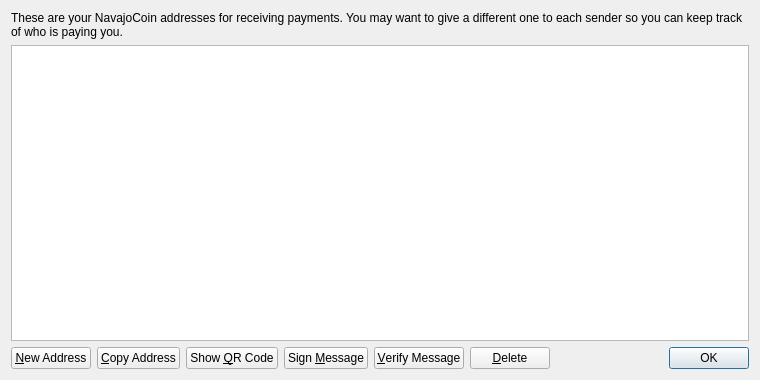
Before: the Qt Designer form src/qt/forms/addressbookpage.ui in sherlockcoin/navajocoin, drawn with Qt 5.
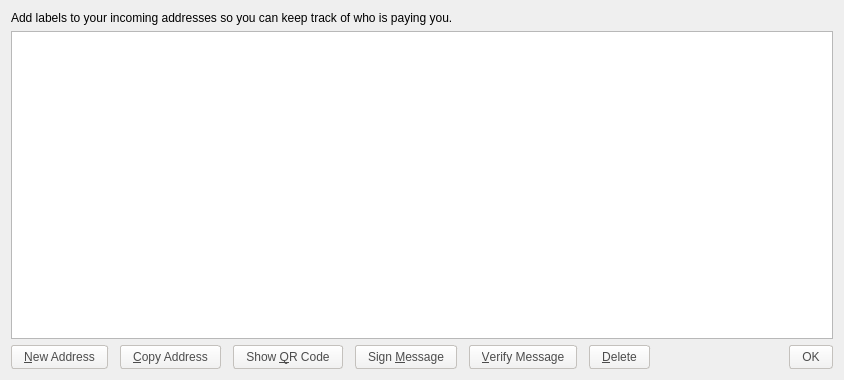
After: the same form once the commit is applied. Icons and pictures are not drawn.

Diff of the .ui file:
```diff
--- a/src/qt/forms/addressbookpage.ui
+++ b/src/qt/forms/addressbookpage.ui
@@ -6,18 +6,21 @@
    <rect>
     <x>0</x>
     <y>0</y>
-    <width>760</width>
+    <width>844</width>
     <height>380</height>
    </rect>
   </property>
   <property name="windowTitle">
    <string>Address Book</string>
   </property>
+  <property name="styleSheet">
+   <string notr="true"/>
+  </property>
   <layout class="QVBoxLayout" name="verticalLayout">
    <item>
     <widget class="QLabel" name="labelExplanation">
      <property name="text">
-      <string>These are your NavajoCoin addresses for receiving payments. You may want to give a different one to each sender so you can keep track of who is paying you.</string>
+      <string>Add labels to your incoming addresses so you can keep track of who is paying you.</string>
      </property>
      <property name="textFormat">
       <enum>Qt::PlainText</enum>
@@ -62,6 +65,14 @@
        <property name="toolTip">
         <string>Create a new address</string>
        </property>
+       <property name="styleSheet">
+        <string notr="true">background-color: qlineargradient(spread:pad, x1:0, y1:1, x2:0, y2:0, stop:0 rgb(240,240,240), stop:1 rgb(255, 255, 255));
+border-radius:3px;
+border: 1px solid #C4C1BD;
+color: #4C4C4C;
+padding: 4px 12px;
+margin: 0px 6px 0px 0px;</string>
+       </property>
        <property name="text">
         <string>&amp;New Address</string>
        </property>
@@ -76,6 +87,14 @@
        <property name="toolTip">
         <string>Copy the currently selected address to the system clipboard</string>
        </property>
+       <property name="styleSheet">
+        <string notr="true">background-color: qlineargradient(spread:pad, x1:0, y1:1, x2:0, y2:0, stop:0 rgb(240,240,240), stop:1 rgb(255, 255, 255));
+border-radius:3px;
+border: 1px solid #C4C1BD;
+color: #4C4C4C;
+padding: 4px 12px;
+margin: 0px 6px 0px 0px;</string>
+       </property>
        <property name="text">
         <string>&amp;Copy Address</string>
        </property>
@@ -87,6 +106,14 @@
      </item>
      <item>
       <widget class="QPushButton" name="showQRCode">
+       <property name="styleSheet">
+        <string notr="true">background-color: qlineargradient(spread:pad, x1:0, y1:1, x2:0, y2:0, stop:0 rgb(240,240,240), stop:1 rgb(255, 255, 255));
+border-radius:3px;
+border: 1px solid #C4C1BD;
+color: #4C4C4C;
+padding: 4px 12px;
+margin: 0px 6px 0px 0px;</string>
+       </property>
        <property name="text">
         <string>Show &amp;QR Code</string>
        </property>
@@ -99,7 +126,15 @@
      <item>
       <widget class="QPushButton" name="signMessage">
        <property name="toolTip">
-        <string>Sign a message to prove you own a NavajoCoin/SummerCoinV2 address</string>
+        <string>Sign a message to prove you own a NavajoCoin address</string>
+       </property>
+       <property name="styleSheet">
+        <string notr="true">background-color: qlineargradient(spread:pad, x1:0, y1:1, x2:0, y2:0, stop:0 rgb(240,240,240), stop:1 rgb(255, 255, 255));
+border-radius:3px;
+border: 1px solid #C4C1BD;
+color: #4C4C4C;
+padding: 4px 12px;
+margin: 0px 6px 0px 0px;</string>
        </property>
        <property name="text">
         <string>Sign &amp;Message</string>
@@ -113,7 +148,15 @@
      <item>
       <widget class="QPushButton" name="verifyMessage">
        <property name="toolTip">
-        <string>Verify a message to ensure it was signed with a specified NavajoCoin/SummerCoinV2 address</string>
+        <string>Verify a message to ensure it was signed with a specified NavajoCoin address</string>
+       </property>
+       <property name="styleSheet">
+        <string notr="true">background-color: qlineargradient(spread:pad, x1:0, y1:1, x2:0, y2:0, stop:0 rgb(240,240,240), stop:1 rgb(255, 255, 255));
+border-radius:3px;
+border: 1px solid #C4C1BD;
+color: #4C4C4C;
+padding: 4px 12px;
+margin: 0px 6px 0px 0px;</string>
        </property>
        <property name="text">
         <string>&amp;Verify Message</string>
@@ -129,6 +172,14 @@
        <property name="toolTip">
         <string>Delete the currently selected address from the list</string>
        </property>
+       <property name="styleSheet">
+        <string notr="true">background-color: qlineargradient(spread:pad, x1:0, y1:1, x2:0, y2:0, stop:0 rgb(240,240,240), stop:1 rgb(255, 255, 255));
+border-radius:3px;
+border: 1px solid #C4C1BD;
+color: #4C4C4C;
+padding: 4px 12px;
+margin: 0px 6px 0px 0px;</string>
+       </property>
        <property name="text">
         <string>&amp;Delete</string>
        </property>
@@ -159,6 +210,13 @@
          <verstretch>0</verstretch>
         </sizepolicy>
        </property>
+       <property name="styleSheet">
+        <string notr="true">background-color: qlineargradient(spread:pad, x1:0, y1:1, x2:0, y2:0, stop:0 rgb(240,240,240), stop:1 rgb(255, 255, 255));
+border-radius:3px;
+border: 1px solid #C4C1BD;
+color: #4C4C4C;
+padding: 4px 12px;</string>
+       </property>
        <property name="standardButtons">
         <set>QDialogButtonBox::Ok</set>
        </property>
```
